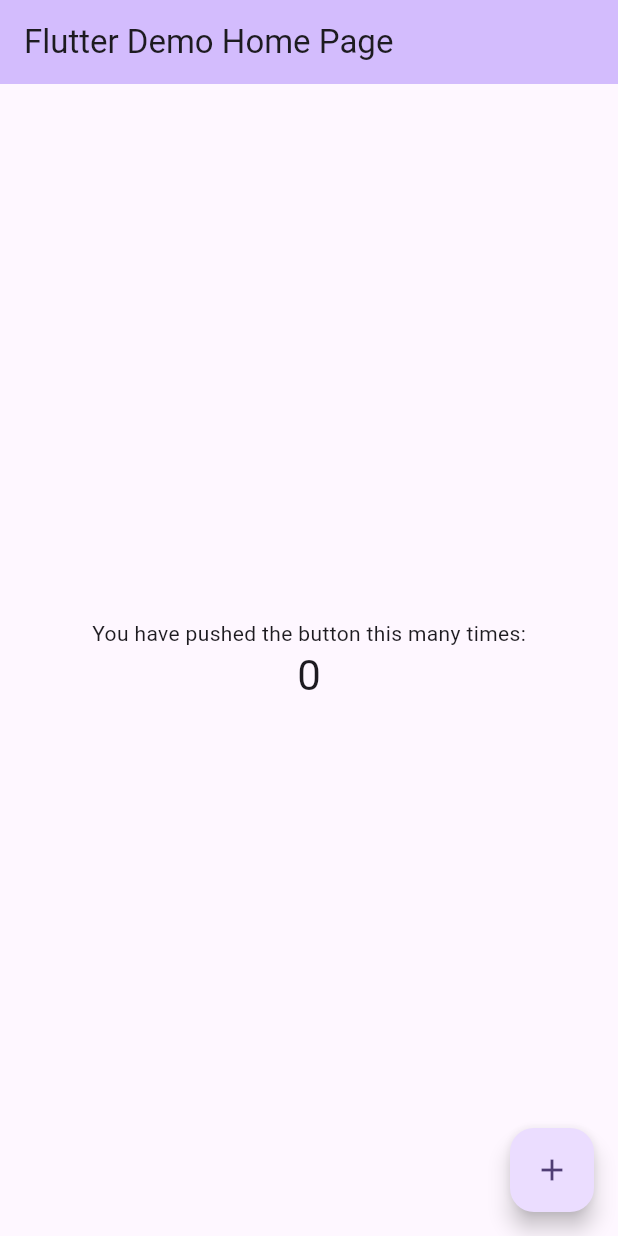
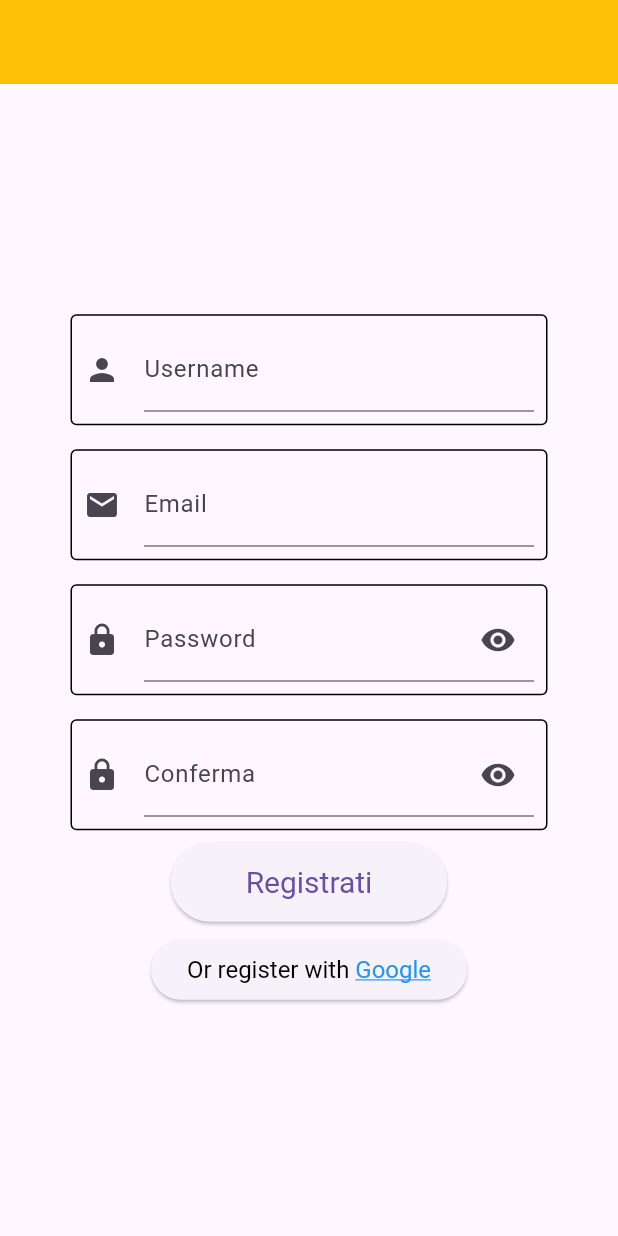
Before and after one commit to Dibbiii/KetchApp-Flutter, a Flutter app: the screen it shows after launch, on a phone screen of 412 x 824 dp. Run offline on Flutter 3.47's test engine with Material 3 defaults, Android fonts, the phone set to English and light mode, and no system bars.

Commit message:
register

```diff
--- a/lib/main.dart
+++ b/lib/main.dart
@@ -1,122 +1,21 @@
 import 'package:flutter/material.dart';
+import 'package:ketchapp_flutter/register.dart';
+import 'package:ketchapp_flutter/welcome.dart';
 
 void main() {
-  runApp(const MyApp());
+  runApp(const MainApp());
 }
 
-class MyApp extends StatelessWidget {
-  const MyApp({super.key});
+class MainApp extends StatelessWidget {
+  const MainApp({super.key});
 
-  // This widget is the root of your application.
   @override
   Widget build(BuildContext context) {
     return MaterialApp(
-      title: 'Flutter Demo',
-      theme: ThemeData(
-        // This is the theme of your application.
-        //
-        // TRY THIS: Try running your application with "flutter run". You'll see
-        // the application has a purple toolbar. Then, without quitting the app,
-        // try changing the seedColor in the colorScheme below to Colors.green
-        // and then invoke "hot reload" (save your changes or press the "hot
-        // reload" button in a Flutter-supported IDE, or press "r" if you used
-        // the command line to start the app).
-        //
-        // Notice that the counter didn't reset back to zero; the application
-        // state is not lost during the reload. To reset the state, use hot
-        // restart instead.
-        //
-        // This works for code too, not just values: Most code changes can be
-        // tested with just a hot reload.
-        colorScheme: ColorScheme.fromSeed(seedColor: Colors.deepPurple),
+      home: Scaffold(
+        appBar: AppBar(backgroundColor: Colors.amber),
+        body: Center(child: Register()),
       ),
-      home: const MyHomePage(title: 'Flutter Demo Home Page'),
     );
   }
 }
-
-class MyHomePage extends StatefulWidget {
-  const MyHomePage({super.key, required this.title});
-
-  // This widget is the home page of your application. It is stateful, meaning
-  // that it has a State object (defined below) that contains fields that affect
-  // how it looks.
-
-  // This class is the configuration for the state. It holds the values (in this
-  // case the title) provided by the parent (in this case the App widget) and
-  // used by the build method of the State. Fields in a Widget subclass are
-  // always marked "final".
-
-  final String title;
-
-  @override
-  State<MyHomePage> createState() => _MyHomePageState();
-}
-
-class _MyHomePageState extends State<MyHomePage> {
-  int _counter = 0;
-
-  void _incrementCounter() {
-    setState(() {
-      // This call to setState tells the Flutter framework that something has
-      // changed in this State, which causes it to rerun the build method below
-      // so that the display can reflect the updated values. If we changed
-      // _counter without calling setState(), then the build method would not be
-      // called again, and so nothing would appear to happen.
-      _counter++;
-    });
-  }
-
-  @override
-  Widget build(BuildContext context) {
-    // This method is rerun every time setState is called, for instance as done
-    // by the _incrementCounter method above.
-    //
-    // The Flutter framework has been optimized to make rerunning build methods
-    // fast, so that you can just rebuild anything that needs updating rather
-    // than having to individually change instances of widgets.
-    return Scaffold(
-      appBar: AppBar(
-        // TRY THIS: Try changing the color here to a specific color (to
-        // Colors.amber, perhaps?) and trigger a hot reload to see the AppBar
-        // change color while the other colors stay the same.
-        backgroundColor: Theme.of(context).colorScheme.inversePrimary,
-        // Here we take the value from the MyHomePage object that was created by
-        // the App.build method, and use it to set our appbar title.
-        title: Text(widget.title),
-      ),
-      body: Center(
-        // Center is a layout widget. It takes a single child and positions it
-        // in the middle of the parent.
-        child: Column(
-          // Column is also a layout widget. It takes a list of children and
-          // arranges them vertically. By default, it sizes itself to fit its
-          // children horizontally, and tries to be as tall as its parent.
-          //
-          // Column has various properties to control how it sizes itself and
-          // how it positions its children. Here we use mainAxisAlignment to
-          // center the children vertically; the main axis here is the vertical
-          // axis because Columns are vertical (the cross axis would be
-          // horizontal).
-          //
-          // TRY THIS: Invoke "debug painting" (choose the "Toggle Debug Paint"
-          // action in the IDE, or press "p" in the console), to see the
-          // wireframe for each widget.
-          mainAxisAlignment: MainAxisAlignment.center,
-          children: <Widget>[
-            const Text('You have pushed the button this many times:'),
-            Text(
-              '$_counter',
-              style: Theme.of(context).textTheme.headlineMedium,
-            ),
-          ],
-        ),
-      ),
-      floatingActionButton: FloatingActionButton(
-        onPressed: _incrementCounter,
-        tooltip: 'Increment',
-        child: const Icon(Icons.add),
-      ), // This trailing comma makes auto-formatting nicer for build methods.
-    );
-  }
-}
--- /dev/null
+++ b/lib/register.dart
@@ -0,0 +1,238 @@
+import 'package:flutter/gestures.dart';
+import 'package:flutter/material.dart';
+
+class Register extends StatefulWidget {
+  const Register({Key? key}) : super(key: key);
+
+  @override
+  State<Register> createState() => _RegisterState();
+}
+
+class _RegisterState extends State<Register> {
+  bool isPasswordInvisible = true;
+  bool isCheckboxChecked = false;
+
+  String? user;
+
+  final TextEditingController _usernameController = TextEditingController();
+  final TextEditingController _emailController = TextEditingController();
+  final TextEditingController _passwordController = TextEditingController();
+  final TextEditingController _confirmPasswordController = TextEditingController();
+
+  @override
+  void initState() {
+    _usernameController.addListener(() {
+      if (_usernameController.text.length > 7) {
+        _passwordController.text = "";
+      }
+    });
+    super.initState();
+  }
+
+  @override
+  Widget build(BuildContext context) {
+    return Column(
+      mainAxisAlignment: MainAxisAlignment.center, // Verticale
+      crossAxisAlignment: CrossAxisAlignment.center,
+
+      children: [
+        Padding(
+          padding: const EdgeInsets.all(8.0),
+          child: Container(
+            decoration: BoxDecoration(
+              border: Border.all(color: Colors.black),
+              borderRadius: BorderRadius.circular(4),
+            ),
+            child: Padding(
+              padding: const EdgeInsets.all(8.0),
+              child: SizedBox(
+                width: 300, // ! Limita la larghezza del TextFormField
+                child: TextFormField(
+                  controller: _usernameController,
+                  decoration: const InputDecoration(
+                    labelText: 'Username',
+                    hintText: "Inserisci l'username",
+                    icon: Icon(
+                      Icons.person,
+                    ), //icon in the left of the text field
+                  ),
+                  validator: (value) {
+                    if (value == null || value.isEmpty) {
+                      return 'Inserisci un username'; //se non inserisci nulla e schiacci invia ti appare questo
+                    }
+                    return null;
+                  },
+                ),
+              ),
+            ),
+          ),
+        ),
+
+        Padding(
+          padding: const EdgeInsets.all(8.0),
+          child: Container(
+            decoration: BoxDecoration(
+              border: Border.all(color: Colors.black),
+              borderRadius: BorderRadius.circular(4),
+            ),
+            child: Padding(
+              padding: const EdgeInsets.all(8.0),
+              child: SizedBox(
+                width: 300, // ! Limita la larghezza del TextFormField
+                child: TextFormField(
+                  controller: _emailController,
+                  decoration: const InputDecoration(
+                    labelText: 'Email',
+                    hintText: "mario.rossi@gmail.com",
+                    icon: Icon(
+                      Icons.email,
+                    ), //icon in the left of the text field
+                  ),
+                  validator: (value) {
+                    if (value == null ||
+                        value.isEmpty ||
+                        !RegExp(r'^[^@]+@[^@]+\.[^@]+').hasMatch(value)) {
+                      return 'Inserisci una email valida';
+                    }
+                    return null;
+                  },
+                ),
+              ),
+            ),
+          ),
+        ),
+        Padding(
+          padding: const EdgeInsets.all(8.0),
+          child: Container(
+            decoration: BoxDecoration(
+              border: Border.all(color: Colors.black),
+              borderRadius: BorderRadius.circular(4),
+            ),
+            child: Padding(
+              padding: const EdgeInsets.all(8.0),
+              child: SizedBox(
+                width: 300, // ! Limita la larghezza del TextFormField
+                child: TextFormField(
+                  controller: _passwordController,
+                  obscureText:
+                      isPasswordInvisible, //se true il testo è nascosto
+                  decoration: InputDecoration(
+                    labelText: 'Password',
+                    hintText: "Inserisci la password",
+                    icon: const Icon(
+                      Icons.lock,
+                    ), //icon in the left of the text field
+                    suffixIcon: InkWell(
+                      child: Icon(
+                        isPasswordInvisible
+                            ? Icons.visibility
+                            : Icons.visibility_off,
+                      ),
+                      onTap: () {
+                        setState(() {
+                          isPasswordInvisible = !isPasswordInvisible;
+                        });
+                      },
+                    ), //icon in the right of the text field
+                  ), //label: placeholder
+                  validator: (value) {
+                    if (value == null || value.isEmpty || value.length < 8) {
+                      return 'Inserisci una password di almeno 8 caratteri)'; //se non inserisci nulla e schiacci invia ti appare questo
+                    }
+                    return null;
+                  },
+                ),
+              ),
+            ),
+          ),
+        ),
+        Padding(
+          padding: const EdgeInsets.all(8.0),
+          child: Container(
+            decoration: BoxDecoration(
+              border: Border.all(color: Colors.black),
+              borderRadius: BorderRadius.circular(4),
+            ),
+            child: Padding(
+              padding: const EdgeInsets.all(8.0),
+              child: SizedBox(
+                width: 300,
+                child: TextFormField(
+                  controller: _confirmPasswordController,
+                  obscureText: isPasswordInvisible, //se true il testo è nascosto
+                  decoration: InputDecoration(
+                    labelText: 'Conferma',
+                    hintText: "Conferma la password",
+                    icon: const Icon(
+                      Icons.lock,
+                    ), //icon in the left of the text field
+                    suffixIcon: InkWell(
+                      child: Icon(
+                        isPasswordInvisible
+                            ? Icons.visibility
+                            : Icons.visibility_off,
+                      ),
+                      onTap: () {
+                        setState(() {
+                          isPasswordInvisible = !isPasswordInvisible;
+                        });
+                      },
+                    ), //icon in the right of the text field
+                  ), //label: placeholder
+                  validator: (value) {
+                    if (value == null || value.isEmpty) {
+                      return 'Conferma la tua password';
+                    }
+                    if (value != _passwordController.text) {
+                      return 'Le Password non combaciano';
+                    }
+                    return null;
+                  },
+                ),
+              ),
+            ),
+          ),
+        ),
+        SizedBox(
+          //width: 200,
+          child: ElevatedButton(
+            onPressed: () {
+              print("Registrati premuto");
+            },
+            style: ElevatedButton.styleFrom(
+              //backgroundColor: const Color.fromARGB(255, 172, 215, 250),
+              padding: const EdgeInsets.symmetric(horizontal: 50, vertical: 15),
+              textStyle: const TextStyle(fontSize: 20, color: Colors.white),
+            ),
+            child: const Text("Registrati"),
+          ),
+        ),
+
+        Padding(
+          padding: const EdgeInsets.all(8.0),
+          child: ElevatedButton(
+            onPressed: () {
+              print("Accedi premuto");
+            },
+            child: RichText(
+              text: TextSpan(
+                text: "Or register with ",
+                style: const TextStyle(fontSize: 16, color: Colors.black),
+                children: [
+                  TextSpan(
+                    text: "Google",
+                    style: const TextStyle(
+                      fontSize: 16,
+                      color: Colors.blue,
+                      decoration: TextDecoration.underline,
+                    ),
+                  ),
+                ],
+              ),
+            ),
+          ),
+        ),
+      ],
+    );
+  }
+}
--- /dev/null
+++ b/lib/todo.dart
@@ -0,0 +1,6 @@
+class Todo {
+  final String id;
+  final String text;
+
+  Todo({required this.id, required this.text});
+}
```
Also changed, not shown: lib/box.dart (added, +37 -0 lines), lib/my_stack.dart (added, +29 -0 lines), lib/todo_list.dart (added, +103 -0 lines), lib/welcome.dart (added, +75 -0 lines), lib/login.dart (added), 1 other file.
